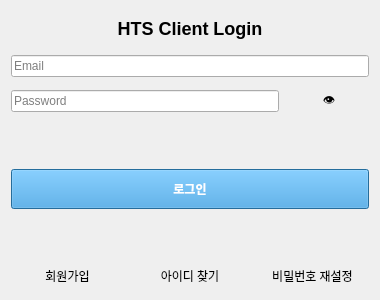
hongjonpgyo/Ninja_MyHTS_Client, file ui/login_window.ui: the form before one commit.
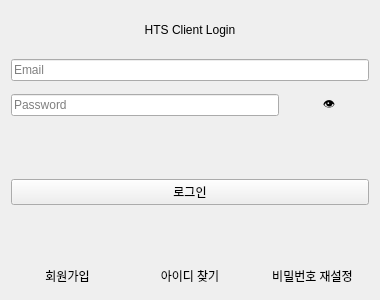
The form after the commit.

Diff of the .ui file:
```diff
--- a/ui/login_window.ui
+++ b/ui/login_window.ui
@@ -28,9 +28,6 @@
      <property name="alignment">
       <set>Qt::AlignCenter</set>
      </property>
-     <property name="styleSheet">
-      <string notr="true">font-size:18px; font-weight:bold;</string>
-     </property>
     </widget>
    </item>
 
@@ -78,9 +75,6 @@
      <property name="text">
       <string></string>
      </property>
-     <property name="styleSheet">
-      <string notr="true">color:#e74c3c; font-size:12px;</string>
-     </property>
      <property name="alignment">
       <set>Qt::AlignCenter</set>
      </property>
@@ -93,9 +87,6 @@
      <property name="text">
       <string>로그인</string>
      </property>
-     <property name="styleSheet">
-      <string notr="true">background:#3498db; color:white; font-weight:bold; height:32px;</string>
-     </property>
     </widget>
    </item>
     <item>
@@ -106,12 +97,6 @@
   <property name="alignment">
    <set>Qt::AlignCenter</set>
   </property>
-  <property name="styleSheet">
-   <string notr="true">
-    color: #27ae60;
-    font-size: 12px;
-   </string>
-  </property>
  </widget>
 </item>
 
```
